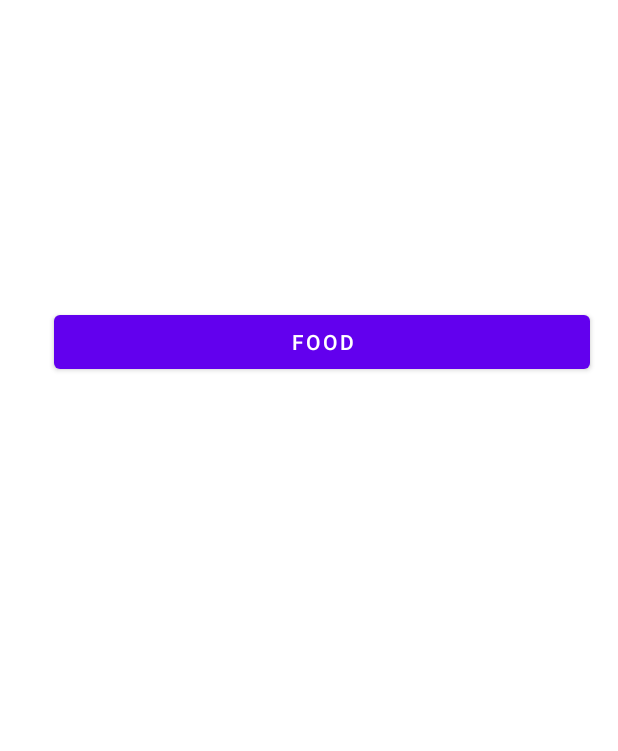
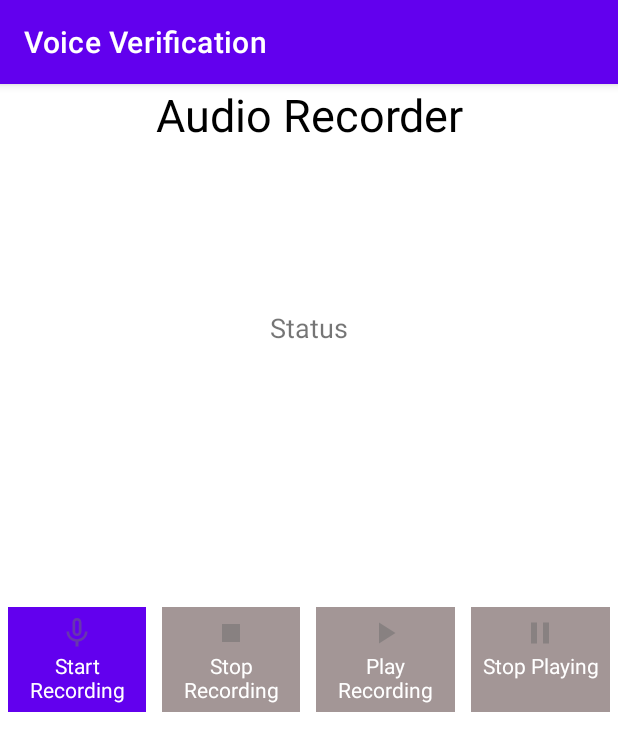
Before and after one commit to JB4Jaison/Voice-Verification, an Android app: the screen it shows after launch (MainActivity before the commit, RecordingActivity after it), on a phone screen of 412 x 824 dp. Shown: the top 751 px of the screen. Run offline under Robolectric (Android 15) with nearby library versions, the phone set to English and light mode, and no system bars; our stand-ins replace Firebase (no records; nobody signed in at launch, a user with empty details on screens opened directly).

Commit message:
Created Pipeline for Audio Tasks

```diff
--- a/app/build.gradle
+++ b/app/build.gradle
@@ -1,5 +1,6 @@
 plugins {
     id 'com.android.application'
+    id 'com.google.gms.google-services'
 }
 
 android {
@@ -45,6 +46,11 @@ dependencies {
     implementation 'com.squareup.retrofit2:converter-gson:2.7.2'
     implementation 'com.squareup.okhttp3:okhttp:3.6.0'
     implementation 'com.squareup.okhttp3:logging-interceptor:3.8.0'
+    implementation 'com.google.firebase:firebase-analytics'
+    implementation 'com.firebase:firebase-client-android:2.5.0'
+    implementation platform('com.google.firebase:firebase-bom:31.1.0')
+    implementation 'com.google.firebase:firebase-auth:21.0.2'
+    implementation 'com.google.firebase:firebase-storage:20.1.0'
     testImplementation 'junit:junit:4.13.2'
     androidTestImplementation 'androidx.test.ext:junit:1.1.3'
     androidTestImplementation 'androidx.test.espresso:espresso-core:3.4.0'
--- /dev/null
+++ b/app/src/main/res/drawable/ic_pause_audio.xml
@@ -0,0 +1,5 @@
+<vector android:alpha="0.5" android:height="24dp" android:tint="#6D6D6D"
+    android:viewportHeight="24" android:viewportWidth="24"
+    android:width="24dp" xmlns:android="http://schemas.android.com/apk/res/android">
+    <path android:fillColor="@android:color/white" android:pathData="M6,19h4L10,5L6,5v14zM14,5v14h4L18,5h-4z"/>
+</vector>
--- /dev/null
+++ b/app/src/main/res/drawable/ic_play_audio.xml
@@ -0,0 +1,5 @@
+<vector android:alpha="0.5" android:height="24dp" android:tint="#6D6D6D"
+    android:viewportHeight="24" android:viewportWidth="24"
+    android:width="24dp" xmlns:android="http://schemas.android.com/apk/res/android">
+    <path android:fillColor="@android:color/white" android:pathData="M8,5v14l11,-7z"/>
+</vector>
--- /dev/null
+++ b/app/src/main/res/drawable/ic_start_recording.xml
@@ -0,0 +1,5 @@
+<vector android:alpha="0.5" android:height="24dp" android:tint="#6D6D6D"
+    android:viewportHeight="24" android:viewportWidth="24"
+    android:width="24dp" xmlns:android="http://schemas.android.com/apk/res/android">
+    <path android:fillColor="@android:color/white" android:pathData="M12,14c1.66,0 2.99,-1.34 2.99,-3L15,5c0,-1.66 -1.34,-3 -3,-3S9,3.34 9,5v6c0,1.66 1.34,3 3,3zM10.8,4.9c0,-0.66 0.54,-1.2 1.2,-1.2 0.66,0 1.2,0.54 1.2,1.2l-0.01,6.2c0,0.66 -0.53,1.2 -1.19,1.2 -0.66,0 -1.2,-0.54 -1.2,-1.2L10.8,4.9zM17.3,11c0,3 -2.54,5.1 -5.3,5.1S6.7,14 6.7,11L5,11c0,3.41 2.72,6.23 6,6.72L11,21h2v-3.28c3.28,-0.48 6,-3.3 6,-6.72h-1.7z"/>
+</vector>
--- /dev/null
+++ b/app/src/main/res/drawable/ic_stop_recording.xml
@@ -0,0 +1,5 @@
+<vector android:alpha="0.5" android:height="24dp" android:tint="#6D6D6D"
+    android:viewportHeight="24" android:viewportWidth="24"
+    android:width="24dp" xmlns:android="http://schemas.android.com/apk/res/android">
+    <path android:fillColor="@android:color/white" android:pathData="M6,6h12v12H6z"/>
+</vector>
--- /dev/null
+++ b/app/src/main/res/layout/audio_recording.xml
@@ -0,0 +1,106 @@
+<?xml version="1.0" encoding="utf-8"?>
+<!--XML code for activity_main.xml-->
+<RelativeLayout
+    xmlns:android="http://schemas.android.com/apk/res/android"
+    xmlns:app="http://schemas.android.com/apk/res-auto"
+    xmlns:tools="http://schemas.android.com/tools"
+    android:layout_width="match_parent"
+    android:layout_height="match_parent"
+    android:orientation="horizontal"
+    tools:context=".MainActivity">
+
+    <!--Heading Text View-->
+    <TextView
+        android:id="@+id/txthead"
+        android:layout_width="match_parent"
+        android:layout_height="wrap_content"
+        android:layout_centerHorizontal="true"
+        android:text="@string/audio_recorder"
+        android:textAlignment="center"
+        android:textColor="@color/black"
+        android:textSize="30sp" />
+
+    <!--This will display the status of our app when
+        we will record some audio and play that audio-->
+    <TextView
+        android:id="@+id/idTVstatus"
+        android:layout_width="match_parent"
+        android:layout_height="wrap_content"
+        android:layout_marginTop="150dp"
+        android:text="@string/status"
+        android:textAlignment="center"
+        android:textSize="18sp" />
+
+    <!--Linear Layout for adding textviews
+        in horizontal manner-->
+    <LinearLayout
+        android:layout_width="match_parent"
+        android:layout_height="wrap_content"
+        android:layout_centerInParent="true"
+        android:layout_marginTop="30dp"
+        android:orientation="horizontal"
+        android:weightSum="4">
+
+        <!--Textview to start audio recording
+            drawableTop will add above mic image-->
+        <TextView
+            android:id="@+id/btnRecord"
+            android:layout_width="0dp"
+            android:layout_height="wrap_content"
+            android:layout_margin="5dp"
+            android:layout_weight="1"
+            android:background="@color/purple_500"
+            android:padding="5dp"
+            android:text="@string/start_recording"
+            android:textAlignment="center"
+            android:textColor="@color/white"
+            app:drawableTopCompat="@drawable/ic_start_recording" />
+
+        <!--Textview to stop audio recording
+            drawableTop will add above mic image-->
+        <TextView
+            android:id="@+id/btnStop"
+            android:layout_width="0dp"
+            android:layout_height="wrap_content"
+            android:layout_margin="5dp"
+            android:layout_weight="1"
+            android:background="@color/purple_500"
+            android:padding="5dp"
+            android:text="@string/stop_recording"
+            android:textAlignment="center"
+            android:textColor="@color/white"
+            app:drawableTopCompat="@drawable/ic_stop_recording" />
+
+        <!--Textview to play audio that is recorded
+            drawableTop will add above mic image-->
+        <TextView
+            android:id="@+id/btnPlay"
+            android:layout_width="0dp"
+            android:layout_height="wrap_content"
+            android:layout_margin="5dp"
+            android:layout_weight="1"
+            android:background="@color/purple_500"
+            android:padding="5dp"
+            android:text="@string/play_recording"
+            android:textAlignment="center"
+            android:textColor="@color/white"
+            app:drawableTopCompat="@drawable/ic_play_audio" />
+
+        <!--Textview to pause the play of audio recording
+            drawableTop will add above mic image-->
+        <TextView
+            android:id="@+id/btnStopPlay"
+            android:layout_width="0dp"
+            android:layout_height="wrap_content"
+            android:layout_margin="5dp"
+            android:layout_weight="1"
+            android:background="@color/purple_500"
+            android:lines="2"
+            android:padding="5dp"
+            android:text="@string/stop_playing"
+            android:textAlignment="center"
+            android:textColor="@color/white"
+            app:drawableTopCompat="@drawable/ic_pause_audio" />
+
+    </LinearLayout>
+</RelativeLayout>
--- a/app/src/main/res/values/colors.xml
+++ b/app/src/main/res/values/colors.xml
@@ -7,4 +7,5 @@
     <color name="teal_700">#FF018786</color>
     <color name="black">#FF000000</color>
     <color name="white">#FFFFFFFF</color>
+    <color name="gray">#A39696</color>
 </resources>
--- a/app/src/main/res/values/strings.xml
+++ b/app/src/main/res/values/strings.xml
@@ -12,4 +12,13 @@
     <string name="FAQ">FAQ</string>
     <string name="Help">Help</string>
     <string name="title_activity_faq">FAQ</string>
+
+    <string name="toggle_flash">Toggle Flash</string>
+    <string name="scanned_data">Scanned Data</string>
+    <string name="audio_recorder">Audio Recorder</string>
+    <string name="start_recording">Start Recording</string>
+    <string name="stop_recording">Stop Recording</string>
+    <string name="play_recording">Play Recording</string>
+    <string name="stop_playing">Stop Playing</string>
+    <string name="status">Status</string>
 </resources>
```
Also changed, not shown: app/src/main/AndroidManifest.xml (+22 -4 lines), app/src/main/java/com/example/voiceverification/MainActivity.java (+5 -13 lines), app/src/main/java/com/example/voiceverification/RecordingActivity.java (added, +312 -0 lines), build.gradle (+12 -0 lines).
